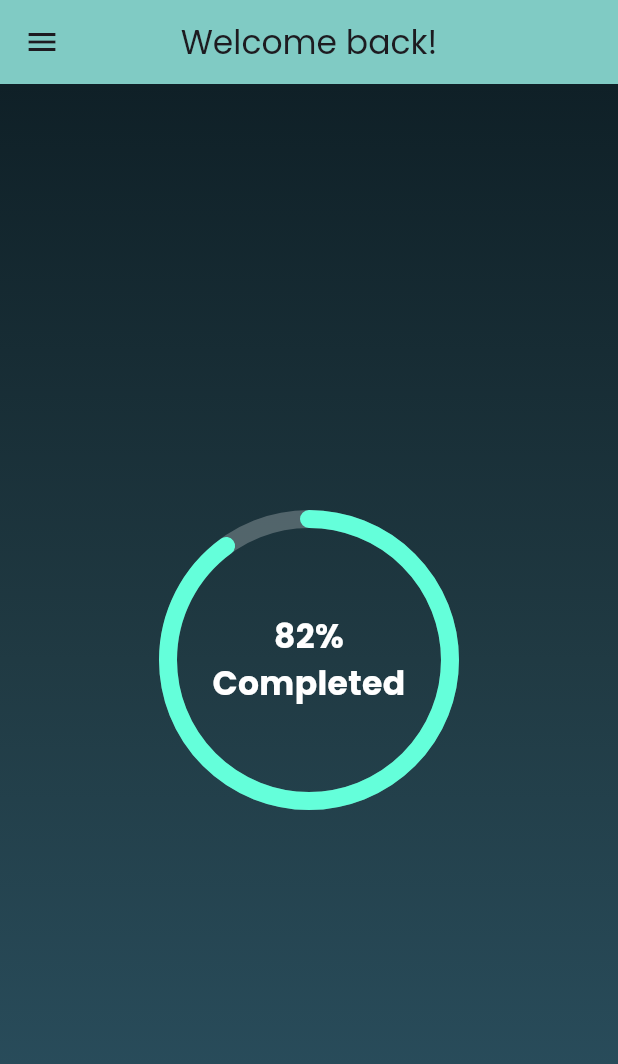
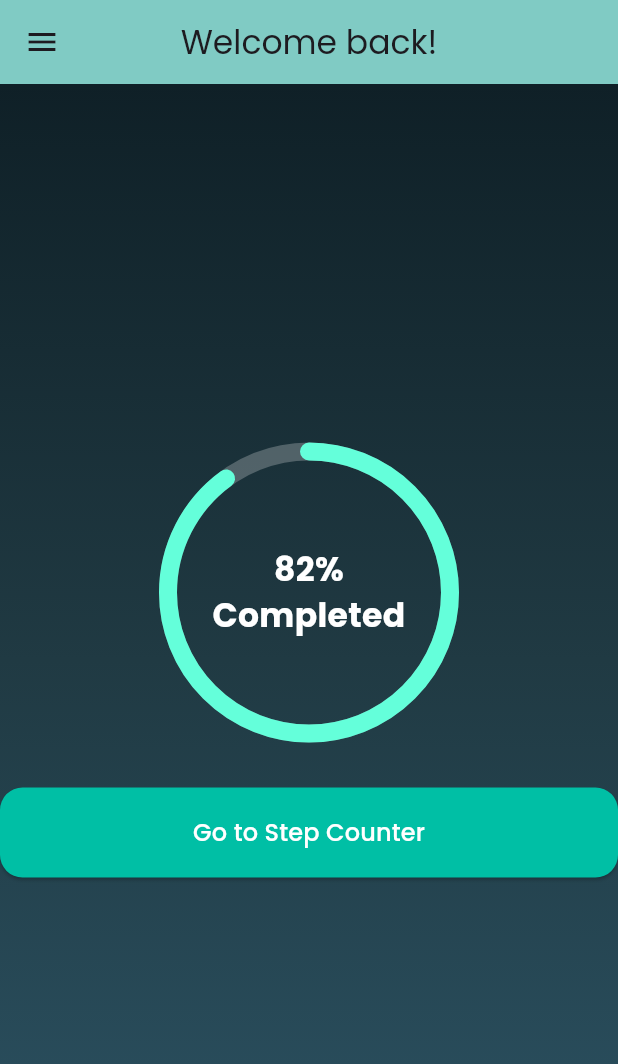
Before and after one commit to simonptuon/Fitness-tracker-app, a Flutter app: the HomePage screen opened directly, on a phone screen of 412 x 824 dp. Shown: the top 1064 px of the screen. Run offline on Flutter 3.47's test engine with Material 3 defaults, Android fonts, the phone set to English and light mode, and no system bars; drawn by our look-alikes of percent_indicator; our stand-ins replace firebase_auth, google_fonts, pedometer, permission_handler, shared_preferences, syncfusion_flutter_charts; accounts and stored records are empty.

Commit message:
updated main

```diff
--- a/lib/pages/home.dart
+++ b/lib/pages/home.dart
@@ -1,8 +1,10 @@
 import 'package:flutter/material.dart';
 import 'package:percent_indicator/percent_indicator.dart';
+import 'package:fitness_app_capstone/pages/pedometer.dart';
+import 'pedometer.dart';
 
 class HomePage extends StatelessWidget {
-  const HomePage({super.key}); // Constructor with key
+  const HomePage({super.key});
 
   @override
   Widget build(BuildContext context) {
@@ -50,7 +52,10 @@ class HomePage extends StatelessWidget {
           ),
         ),
         child: Center(
-          child: CircularPercentIndicator(
+          child: Column(
+            mainAxisAlignment: MainAxisAlignment.center,
+            children: [
+              CircularPercentIndicator(
                 radius: 100.0,
                 lineWidth: 12.0,
                 percent: 0.90,
@@ -65,6 +70,28 @@ class HomePage extends StatelessWidget {
                 animation: true,
                 animationDuration: 1200,
               ),
+              const SizedBox(height: 30),
+              ElevatedButton(
+                onPressed: () {
+                  Navigator.push(
+                    context,
+                    MaterialPageRoute(builder: (context) => const PedometerPage()),
+                  );
+                },
+                style: ElevatedButton.styleFrom(
+                  backgroundColor: Colors.tealAccent.shade700,
+                  padding: const EdgeInsets.symmetric(horizontal: 40, vertical: 15),
+                  shape: RoundedRectangleBorder(
+                    borderRadius: BorderRadius.circular(15),
+                  ),
+                ),
+                child: const Text(
+                  'Go to Step Counter',
+                  style: TextStyle(fontSize: 16, color: Colors.white),
+                ),
+              ),
+            ],
+          ),
         ),
       ),
     );
--- a/pubspec.yaml
+++ b/pubspec.yaml
@@ -11,7 +11,7 @@ dependencies:
   flutter:
     sdk: flutter
   percent_indicator: ^4.2.2
-  http: ^0.13.6
+  http: ^1.3.0
   firebase_core: ^3.12.1
   firebase_auth: ^5.5.1
   cupertino_icons: ^1.0.8
@@ -20,6 +20,9 @@ dependencies:
   lottie: ^3.3.1
   google_fonts: ^5.0.0
   shared_preferences: ^2.0.15
+  pedometer: ^4.1.0
+  permission_handler: ^10.2.0
+
 
 dev_dependencies:
   flutter_test:
```
Also changed, not shown: lib/main.dart (+8 -5 lines), lib/pages/pedometer.dart (added, +78 -0 lines), 3 other files. Lines whose indentation alone changed are shown as unchanged.
